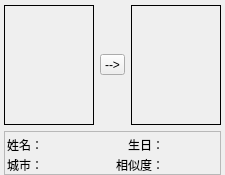
This is VFR_system/DisplaySnapRecognizeResult.ui in zhw201906/VFR_system as Qt 5 draws it before an edit. The edited form follows.
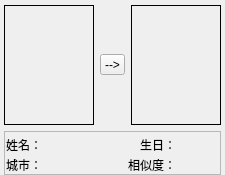
This is the edited form.

The edit to the form file:
```diff
--- a/VFR_system/DisplaySnapRecognizeResult.ui
+++ b/VFR_system/DisplaySnapRecognizeResult.ui
@@ -7,7 +7,7 @@
     <x>0</x>
     <y>0</y>
     <width>225</width>
-    <height>163</height>
+    <height>167</height>
    </rect>
   </property>
   <property name="windowTitle">
@@ -142,7 +142,7 @@
         </property>
         <property name="minimumSize">
          <size>
-          <width>65</width>
+          <width>80</width>
           <height>0</height>
          </size>
         </property>
@@ -183,10 +183,16 @@
         </property>
         <property name="minimumSize">
          <size>
-          <width>50</width>
+          <width>40</width>
           <height>0</height>
          </size>
         </property>
+        <property name="maximumSize">
+         <size>
+          <width>40</width>
+          <height>16777215</height>
+         </size>
+        </property>
         <property name="text">
          <string/>
         </property>
@@ -215,7 +221,7 @@
         </property>
         <property name="minimumSize">
          <size>
-          <width>65</width>
+          <width>80</width>
           <height>0</height>
          </size>
         </property>
@@ -247,10 +253,16 @@
         </property>
         <property name="minimumSize">
          <size>
-          <width>50</width>
+          <width>40</width>
           <height>0</height>
          </size>
         </property>
+        <property name="maximumSize">
+         <size>
+          <width>40</width>
+          <height>16777215</height>
+         </size>
+        </property>
         <property name="text">
          <string/>
         </property>
```
